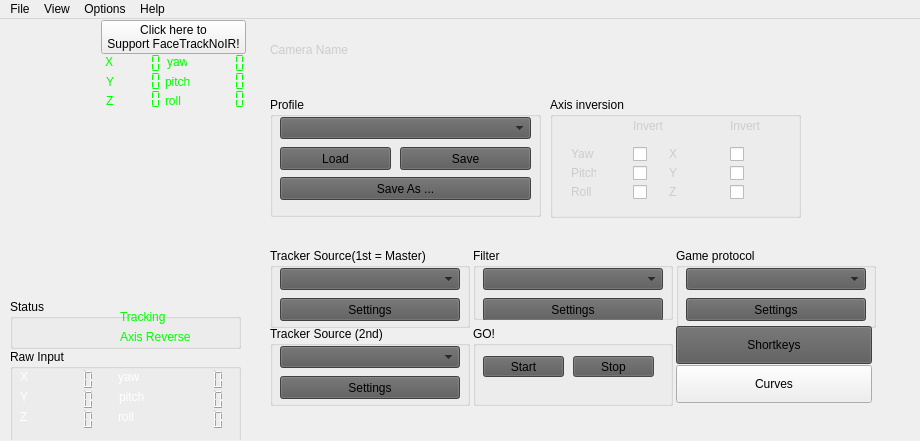
Qt form facetracknoir/facetracknoir.ui (opentrack/opentrack) before a commit.
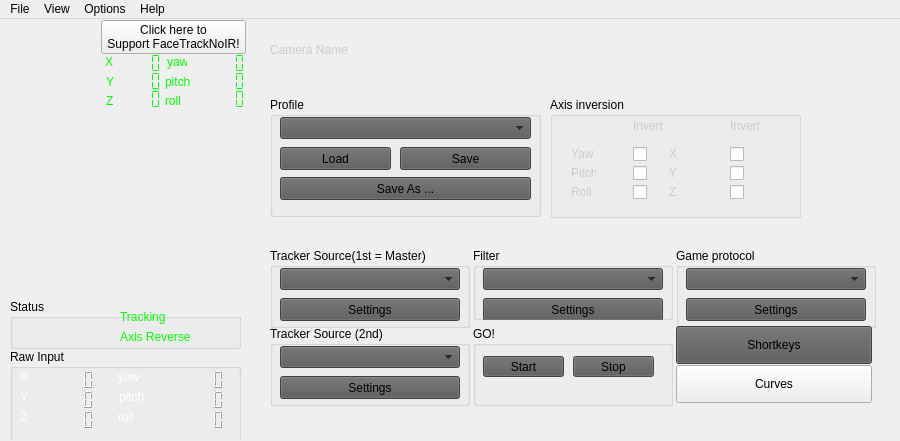
The same form after that commit. Icons and pictures are not drawn.

Commit message: Disallow resize

```diff
--- a/facetracknoir/facetracknoir.ui
+++ b/facetracknoir/facetracknoir.ui
@@ -10,26 +10,26 @@
    <rect>
     <x>0</x>
     <y>0</y>
-    <width>920</width>
+    <width>900</width>
     <height>441</height>
    </rect>
   </property>
   <property name="sizePolicy">
-   <sizepolicy hsizetype="Minimum" vsizetype="Minimum">
+   <sizepolicy hsizetype="Fixed" vsizetype="Fixed">
     <horstretch>0</horstretch>
     <verstretch>0</verstretch>
    </sizepolicy>
   </property>
   <property name="minimumSize">
    <size>
-    <width>0</width>
-    <height>0</height>
+    <width>900</width>
+    <height>441</height>
    </size>
   </property>
   <property name="maximumSize">
    <size>
-    <width>16777215</width>
-    <height>476</height>
+    <width>900</width>
+    <height>441</height>
    </size>
   </property>
   <property name="contextMenuPolicy">
@@ -141,7 +141,7 @@
   <widget class="QWidget" name="centralWidget">
    <property name="minimumSize">
     <size>
-     <width>920</width>
+     <width>890</width>
      <height>420</height>
     </size>
    </property>
@@ -1341,7 +1341,7 @@
     <property name="geometry">
      <rect>
       <x>0</x>
-      <y>93</y>
+      <y>89</y>
       <width>250</width>
       <height>187</height>
      </rect>
@@ -2016,7 +2016,7 @@
     <rect>
      <x>0</x>
      <y>0</y>
-     <width>920</width>
+     <width>900</width>
      <height>21</height>
     </rect>
    </property>
```
Left out of the diff: 6 changed lines with no effect on the pictures.
